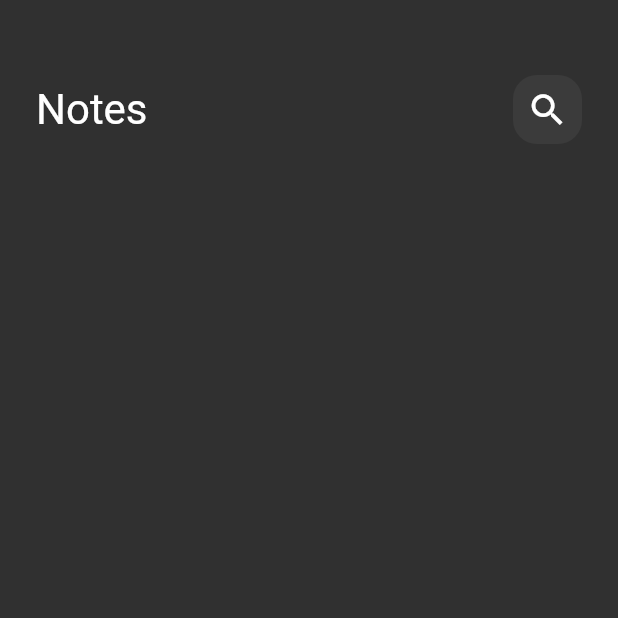
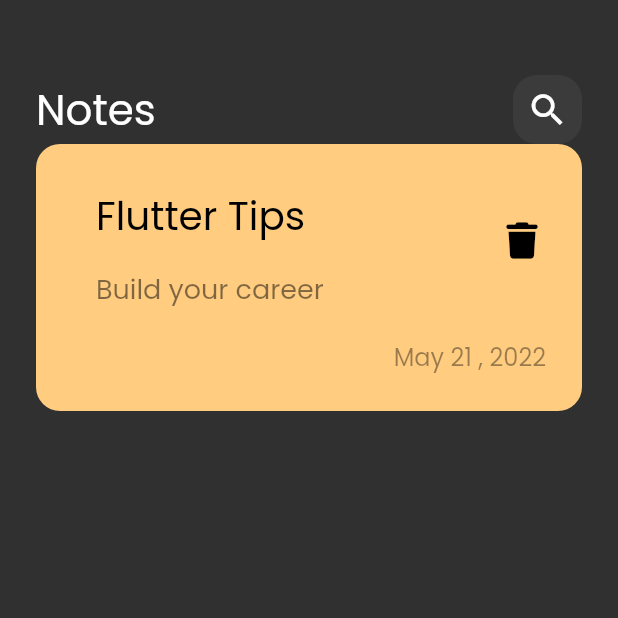
Before and after one commit to aliabdelnaby/notes_app, a Flutter app: the screen it shows after launch, on a phone screen of 412 x 824 dp, the top half of it. Run offline on Flutter 3.47's test engine with Material 2 defaults, Android fonts, the phone set to English and light mode, and no system bars; our stand-ins replace font_awesome_flutter.

Commit message:
create custom note item

```diff
--- a/lib/main.dart
+++ b/lib/main.dart
@@ -14,6 +14,7 @@ class NotesApp extends StatelessWidget {
       debugShowCheckedModeBanner: false,
       theme: ThemeData(
         brightness: Brightness.dark,
+        fontFamily: 'Poppins',
       ),
       home: const NotesView(),
     );
--- /dev/null
+++ b/lib/views/widgets/custom_note_item.dart
@@ -0,0 +1,59 @@
+import 'package:flutter/material.dart';
+import 'package:font_awesome_flutter/font_awesome_flutter.dart';
+
+class NoteItem extends StatelessWidget {
+  const NoteItem({super.key});
+
+  @override
+  Widget build(BuildContext context) {
+    return Container(
+      padding: const EdgeInsets.only(top: 24, bottom: 24, left: 24),
+      decoration: BoxDecoration(
+        color: const Color(0xffFFCC80),
+        borderRadius: BorderRadius.circular(16),
+      ),
+      child: Column(
+        crossAxisAlignment: CrossAxisAlignment.end,
+        children: [
+          ListTile(
+            title: const Text(
+              'Flutter Tips',
+              style: TextStyle(
+                color: Colors.black,
+                fontSize: 26,
+              ),
+            ),
+            subtitle: Padding(
+              padding: const EdgeInsets.only(top: 16, bottom: 16),
+              child: Text(
+                'Build your career ',
+                style: TextStyle(
+                  color: Colors.black.withOpacity(.5),
+                  fontSize: 18,
+                ),
+              ),
+            ),
+            trailing: IconButton(
+              onPressed: () {},
+              icon: const Icon(
+                FontAwesomeIcons.trash,
+                color: Colors.black,
+                size: 24,
+              ),
+            ),
+          ),
+          Padding(
+            padding: const EdgeInsets.only(right: 24),
+            child: Text(
+              'May 21 , 2022',
+              style: TextStyle(
+                color: Colors.black.withOpacity(.4),
+                fontSize: 16,
+              ),
+            ),
+          ),
+        ],
+      ),
+    );
+  }
+}
--- a/lib/views/widgets/notes_view_body.dart
+++ b/lib/views/widgets/notes_view_body.dart
@@ -1,6 +1,7 @@
 import 'package:flutter/material.dart';
 
 import 'custom_app_bar.dart';
+import 'custom_note_item.dart';
 
 class NotesViewBody extends StatelessWidget {
   const NotesViewBody({super.key});
@@ -11,8 +12,11 @@ class NotesViewBody extends StatelessWidget {
       padding: EdgeInsets.symmetric(horizontal: 24),
       child: Column(
         children: [
-          SizedBox(height: 50,),
+          SizedBox(
+            height: 50,
+          ),
           CustomAppBar(),
+          NoteItem(),
         ],
       ),
     );
```
Also changed, not shown: pubspec.yaml (+8 -23 lines), assets/fonts/Poppins-Regular.ttf (added), pubspec.lock.
